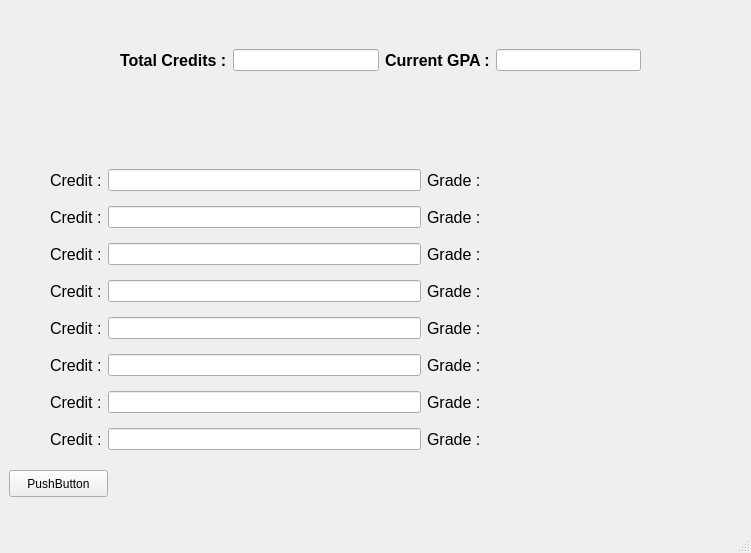
Old version of the form GUI/test_GUI.ui in the repository DijitalBeyin/schedule-manager.
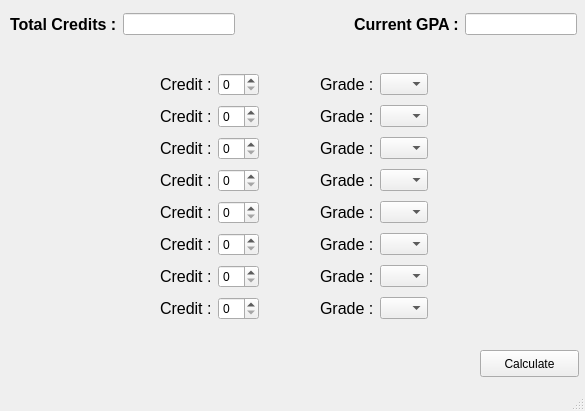
New version of the form. Icons and pictures are not drawn.

What changed in the file:
```diff
--- a/GUI/test_GUI.ui
+++ b/GUI/test_GUI.ui
@@ -6,8 +6,8 @@
    <rect>
     <x>0</x>
     <y>0</y>
-    <width>751</width>
-    <height>553</height>
+    <width>585</width>
+    <height>411</height>
    </rect>
   </property>
   <property name="windowTitle">
@@ -17,23 +17,23 @@
    <widget class="QPushButton" name="submitButton">
     <property name="geometry">
      <rect>
-      <x>9</x>
-      <y>470</y>
+      <x>480</x>
+      <y>350</y>
       <width>99</width>
       <height>27</height>
      </rect>
     </property>
     <property name="text">
-     <string>PushButton</string>
+     <string>Calculate</string>
     </property>
    </widget>
    <widget class="QWidget" name="horizontalLayoutWidget_2">
     <property name="geometry">
      <rect>
-      <x>120</x>
-      <y>20</y>
-      <width>521</width>
-      <height>80</height>
+      <x>10</x>
+      <y>10</y>
+      <width>567</width>
+      <height>29</height>
      </rect>
     </property>
     <layout class="QHBoxLayout" name="horizontalLayout_7">
@@ -54,6 +54,19 @@
      <item>
       <widget class="QLineEdit" name="lineEdit_total_credits"/>
      </item>
+     <item>
+      <spacer name="horizontalSpacer_9">
+       <property name="orientation">
+        <enum>Qt::Horizontal</enum>
+       </property>
+       <property name="sizeHint" stdset="0">
+        <size>
+         <width>40</width>
+         <height>20</height>
+        </size>
+       </property>
+      </spacer>
+     </item>
      <item>
       <widget class="QLabel" name="label_current_gpa">
        <property name="font">
@@ -76,10 +89,10 @@
    <widget class="QWidget" name="gridLayoutWidget">
     <property name="geometry">
      <rect>
-      <x>50</x>
-      <y>160</y>
-      <width>431</width>
-      <height>301</height>
+      <x>160</x>
+      <y>70</y>
+      <width>268</width>
+      <height>260</height>
      </rect>
     </property>
     <layout class="QGridLayout" name="gridLayout_2">
@@ -97,8 +110,126 @@
        </property>
       </widget>
      </item>
-     <item row="5" column="1">
-      <widget class="QLineEdit" name="lineEdit_6"/>
+     <item row="4" column="4">
+      <widget class="QComboBox" name="grade_5">
+       <property name="currentIndex">
+        <number>0</number>
+       </property>
+       <item>
+        <property name="text">
+         <string/>
+        </property>
+       </item>
+       <item>
+        <property name="text">
+         <string>AA</string>
+        </property>
+       </item>
+       <item>
+        <property name="text">
+         <string>BA</string>
+        </property>
+       </item>
+       <item>
+        <property name="text">
+         <string>BB</string>
+        </property>
+       </item>
+       <item>
+        <property name="text">
+         <string>CB</string>
+        </property>
+       </item>
+       <item>
+        <property name="text">
+         <string>CC</string>
+        </property>
+       </item>
+       <item>
+        <property name="text">
+         <string>DC</string>
+        </property>
+       </item>
+       <item>
+        <property name="text">
+         <string>DD</string>
+        </property>
+       </item>
+       <item>
+        <property name="text">
+         <string>FF</string>
+        </property>
+       </item>
+      </widget>
+     </item>
+     <item row="2" column="3">
+      <widget class="QLabel" name="label_grade_3">
+       <property name="font">
+        <font>
+         <pointsize>12</pointsize>
+         <weight>50</weight>
+         <bold>false</bold>
+        </font>
+       </property>
+       <property name="text">
+        <string>Grade :</string>
+       </property>
+      </widget>
+     </item>
+     <item row="3" column="4">
+      <widget class="QComboBox" name="grade_4">
+       <property name="currentIndex">
+        <number>0</number>
+       </property>
+       <item>
+        <property name="text">
+         <string/>
+        </property>
+       </item>
+       <item>
+        <property name="text">
+         <string>AA</string>
+        </property>
+       </item>
+       <item>
+        <property name="text">
+         <string>BA</string>
+        </property>
+       </item>
+       <item>
+        <property name="text">
+         <string>BB</string>
+        </property>
+       </item>
+       <item>
+        <property name="text">
+         <string>CB</string>
+        </property>
+       </item>
+       <item>
+        <property name="text">
+         <string>CC</string>
+        </property>
+       </item>
+       <item>
+        <property name="text">
+         <string>DC</string>
+        </property>
+       </item>
+       <item>
+        <property name="text">
+         <string>DD</string>
+        </property>
+       </item>
+       <item>
+        <property name="text">
+         <string>FF</string>
+        </property>
+       </item>
+      </widget>
+     </item>
+     <item row="1" column="1">
+      <widget class="QSpinBox" name="credit_2"/>
      </item>
      <item row="2" column="0">
       <widget class="QLabel" name="label_credit_3">
@@ -114,14 +245,129 @@
        </property>
       </widget>
      </item>
-     <item row="3" column="1">
-      <widget class="QLineEdit" name="lineEdit_4"/>
+     <item row="7" column="4">
+      <widget class="QComboBox" name="grade_8">
+       <property name="currentIndex">
+        <number>0</number>
+       </property>
+       <item>
+        <property name="text">
+         <string/>
+        </property>
+       </item>
+       <item>
+        <property name="text">
+         <string>AA</string>
+        </property>
+       </item>
+       <item>
+        <property name="text">
+         <string>BA</string>
+        </property>
+       </item>
+       <item>
+        <property name="text">
+         <string>BB</string>
+        </property>
+       </item>
+       <item>
+        <property name="text">
+         <string>CB</string>
+        </property>
+       </item>
+       <item>
+        <property name="text">
+         <string>CC</string>
+        </property>
+       </item>
+       <item>
+        <property name="text">
+         <string>DC</string>
+        </property>
+       </item>
+       <item>
+        <property name="text">
+         <string>DD</string>
+        </property>
+       </item>
+       <item>
+        <property name="text">
+         <string>FF</string>
+        </property>
+       </item>
+      </widget>
+     </item>
+     <item row="5" column="1">
+      <widget class="QSpinBox" name="credit_6"/>
+     </item>
+     <item row="1" column="3">
+      <widget class="QLabel" name="label_grade_2">
+       <property name="font">
+        <font>
+         <pointsize>12</pointsize>
+         <weight>50</weight>
+         <bold>false</bold>
+        </font>
+       </property>
+       <property name="text">
+        <string>Grade :</string>
+       </property>
+      </widget>
      </item>
      <item row="0" column="1">
-      <widget class="QLineEdit" name="lineEdit_1"/>
+      <widget class="QSpinBox" name="credit_1"/>
      </item>
-     <item row="4" column="1">
-      <widget class="QLineEdit" name="lineEdit_5"/>
+     <item row="6" column="4">
+      <widget class="QComboBox" name="grade_7">
+       <property name="currentIndex">
+        <number>0</number>
+       </property>
+       <item>
+        <property name="text">
+         <string/>
+        </property>
+       </item>
+       <item>
+        <property name="text">
+         <string>AA</string>
+        </property>
+       </item>
+       <item>
+        <property name="text">
+         <string>BA</string>
+        </property>
+       </item>
+       <item>
+        <property name="text">
+         <string>BB</string>
+        </property>
+       </item>
+       <item>
+        <property name="text">
+         <string>CB</string>
+        </property>
+       </item>
+       <item>
+        <property name="text">
+         <string>CC</string>
+        </property>
+       </item>
+       <item>
+        <property name="text">
+         <string>DC</string>
+        </property>
+       </item>
+       <item>
+        <property name="text">
+         <string>DD</string>
+        </property>
+       </item>
+       <item>
+        <property name="text">
+         <string>FF</string>
+        </property>
+       </item>
+      </widget>
      </item>
      <item row="7" column="0">
       <widget class="QLabel" name="label_credit_8">
@@ -137,17 +383,168 @@
        </property>
       </widget>
      </item>
-     <item row="2" column="1">
-      <widget class="QLineEdit" name="lineEdit_3"/>
+     <item row="2" column="4">
+      <widget class="QComboBox" name="grade_3">
+       <property name="currentIndex">
+        <number>0</number>
+       </property>
+       <item>
+        <property name="text">
+         <string/>
+        </property>
+       </item>
+       <item>
+        <property name="text">
+         <string>AA</string>
+        </property>
+       </item>
+       <item>
+        <property name="text">
+         <string>BA</string>
+        </property>
+       </item>
+       <item>
+        <property name="text">
+         <string>BB</string>
+        </property>
+       </item>
+       <item>
+        <property name="text">
+         <string>CB</string>
+        </property>
+       </item>
+       <item>
+        <property name="text">
+         <string>CC</string>
+        </property>
+       </item>
+       <item>
+        <property name="text">
+         <string>DC</string>
+        </property>
+       </item>
+       <item>
+        <property name="text">
+         <string>DD</string>
+        </property>
+       </item>
+       <item>
+        <property name="text">
+         <string>FF</string>
+        </property>
+       </item>
+      </widget>
      </item>
-     <item row="1" column="1">
-      <widget class="QLineEdit" name="lineEdit_2"/>
+     <item row="4" column="3">
+      <widget class="QLabel" name="label_grade_5">
+       <property name="font">
+        <font>
+         <pointsize>12</pointsize>
+         <weight>50</weight>
+         <bold>false</bold>
+        </font>
+       </property>
+       <property name="text">
+        <string>Grade :</string>
+       </property>
+      </widget>
      </item>
-     <item row="7" column="1">
-      <widget class="QLineEdit" name="lineEdit_8"/>
+     <item row="0" column="3">
+      <widget class="QLabel" name="label_grade_01">
+       <property name="font">
+        <font>
+         <pointsize>12</pointsize>
+         <weight>50</weight>
+         <bold>false</bold>
+        </font>
+       </property>
+       <property name="text">
+        <string>Grade :</string>
+       </property>
+      </widget>
      </item>
-     <item row="6" column="1">
-      <widget class="QLineEdit" name="lineEdit_7"/>
+     <item row="3" column="3">
+      <widget class="QLabel" name="label_grade_4">
+       <property name="font">
+        <font>
+         <pointsize>12</pointsize>
+         <weight>50</weight>
+         <bold>false</bold>
+        </font>
+       </property>
+       <property name="text">
+        <string>Grade :</string>
+       </property>
+      </widget>
+     </item>
+     <item row="7" column="3">
+      <widget class="QLabel" name="label_grade_8">
+       <property name="font">
+        <font>
+         <pointsize>12</pointsize>
+         <weight>50</weight>
+         <bold>false</bold>
+        </font>
+       </property>
+       <property name="text">
+        <string>Grade :</string>
+       </property>
+      </widget>
+     </item>
+     <item row="0" column="4">
+      <widget class="QComboBox" name="grade_1">
+       <property name="currentIndex">
+        <number>0</number>
+       </property>
+       <item>
+        <property name="text">
+         <string/>
+        </property>
+       </item>
+       <item>
+        <property name="text">
+         <string>AA</string>
+        </property>
+       </item>
+       <item>
+        <property name="text">
+         <string>BA</string>
+        </property>
+       </item>
+       <item>
+        <property name="text">
+         <string>BB</string>
+        </property>
+       </item>
+       <item>
+        <property name="text">
+         <string>CB</string>
+        </property>
+       </item>
+       <item>
+        <property name="text">
+         <string>CC</string>
+        </property>
+       </item>
+       <item>
+        <property name="text">
+         <string>DC</string>
+        </property>
+       </item>
+       <item>
+        <property name="text">
+         <string>DD</string>
+        </property>
+       </item>
+       <item>
+        <property name="text">
+         <string>FF</string>
+        </property>
+       </item>
+      </widget>
+     </item>
+     <item row="3" column="1">
+      <widget class="QSpinBox" name="credit_4"/>
      </item>
      <item row="4" column="0">
       <widget class="QLabel" name="label_credit_5">
@@ -205,6 +602,58 @@
        </property>
       </widget>
      </item>
+     <item row="1" column="4">
+      <widget class="QComboBox" name="grade_2">
+       <property name="currentIndex">
+        <number>0</number>
+       </property>
+       <item>
+        <property name="text">
+         <string/>
+        </property>
+       </item>
+       <item>
+        <property name="text">
+         <string>AA</string>
+        </property>
+       </item>
+       <item>
+        <property name="text">
+         <string>BA</string>
+        </property>
+       </item>
+       <item>
+        <property name="text">
+         <string>BB</string>
+        </property>
+       </item>
+       <item>
+        <property name="text">
+         <string>CB</string>
+        </property>
+       </item>
+       <item>
+        <property name="text">
+         <string>CC</string>
+        </property>
+       </item>
+       <item>
+        <property name="text">
+         <string>DC</string>
+        </property>
+       </item>
+       <item>
+        <property name="text">
+         <string>DD</string>
+        </property>
+       </item>
+       <item>
+        <property name="text">
+         <string>FF</string>
+        </property>
+       </item>
+      </widget>
+     </item>
      <item row="5" column="0">
       <widget class="QLabel" name="label_credit_6">
        <property name="font">
@@ -219,117 +668,201 @@
        </property>
       </widget>
      </item>
+     <item row="7" column="1">
+      <widget class="QSpinBox" name="credit_8"/>
+     </item>
+     <item row="6" column="1">
+      <widget class="QSpinBox" name="credit_7"/>
+     </item>
+     <item row="5" column="3">
+      <widget class="QLabel" name="label_grade_6">
+       <property name="font">
+        <font>
+         <pointsize>12</pointsize>
+         <weight>50</weight>
+         <bold>false</bold>
+        </font>
+       </property>
+       <property name="text">
+        <string>Grade :</string>
+       </property>
+      </widget>
+     </item>
+     <item row="4" column="1">
+      <widget class="QSpinBox" name="credit_5"/>
+     </item>
+     <item row="5" column="4">
+      <widget class="QComboBox" name="grade_6">
+       <property name="currentIndex">
+        <number>0</number>
+       </property>
+       <item>
+        <property name="text">
+         <string/>
+        </property>
+       </item>
+       <item>
+        <property name="text">
+         <string>AA</string>
+        </property>
+       </item>
+       <item>
+        <property name="text">
+         <string>BA</string>
+        </property>
+       </item>
+       <item>
+        <property name="text">
+         <string>BB</string>
+        </property>
+       </item>
+       <item>
+        <property name="text">
+         <string>CB</string>
+        </property>
+       </item>
+       <item>
+        <property name="text">
+         <string>CC</string>
+        </property>
+       </item>
+       <item>
+        <property name="text">
+         <string>DC</string>
+        </property>
+       </item>
+       <item>
+        <property name="text">
+         <string>DD</string>
+        </property>
+       </item>
+       <item>
+        <property name="text">
+         <string>FF</string>
+        </property>
+       </item>
+      </widget>
+     </item>
+     <item row="2" column="1">
+      <widget class="QSpinBox" name="credit_3"/>
+     </item>
+     <item row="6" column="3">
+      <widget class="QLabel" name="label_grade_7">
+       <property name="font">
+        <font>
+         <pointsize>12</pointsize>
+         <weight>50</weight>
+         <bold>false</bold>
+        </font>
+       </property>
+       <property name="text">
+        <string>Grade :</string>
+       </property>
+      </widget>
+     </item>
      <item row="0" column="2">
-      <widget class="QLabel" name="label_grade_01">
-       <property name="font">
-        <font>
-         <pointsize>12</pointsize>
-         <weight>50</weight>
-         <bold>false</bold>
-        </font>
+      <spacer name="horizontalSpacer">
+       <property name="orientation">
+        <enum>Qt::Horizontal</enum>
        </property>
-       <property name="text">
-        <string>Grade :</string>
+       <property name="sizeHint" stdset="0">
+        <size>
+         <width>40</width>
+         <height>20</height>
+        </size>
        </property>
-      </widget>
+      </spacer>
      </item>
      <item row="1" column="2">
-      <widget class="QLabel" name="label_grade_2">
-       <property name="font">
-        <font>
-         <pointsize>12</pointsize>
-         <weight>50</weight>
-         <bold>false</bold>
-        </font>
+      <spacer name="horizontalSpacer_2">
+       <property name="orientation">
+        <enum>Qt::Horizontal</enum>
        </property>
-       <property name="text">
-        <string>Grade :</string>
+       <property name="sizeHint" stdset="0">
+        <size>
+         <width>40</width>
+         <height>20</height>
+        </size>
        </property>
-      </widget>
+      </spacer>
      </item>
      <item row="2" column="2">
-      <widget class="QLabel" name="label_grade_3">
-       <property name="font">
-        <font>
-         <pointsize>12</pointsize>
-         <weight>50</weight>
-         <bold>false</bold>
-        </font>
+      <spacer name="horizontalSpacer_3">
+       <property name="orientation">
+        <enum>Qt::Horizontal</enum>
        </property>
-       <property name="text">
-        <string>Grade :</string>
+       <property name="sizeHint" stdset="0">
+        <size>
+         <width>40</width>
+         <height>20</height>
+        </size>
        </property>
-      </widget>
+      </spacer>
      </item>
      <item row="3" column="2">
-      <widget class="QLabel" name="label_grade_4">
-       <property name="font">
-        <font>
-         <pointsize>12</pointsize>
-         <weight>50</weight>
-         <bold>false</bold>
-        </font>
+      <spacer name="horizontalSpacer_4">
+       <property name="orientation">
+        <enum>Qt::Horizontal</enum>
        </property>
-       <property name="text">
-        <string>Grade :</string>
+       <property name="sizeHint" stdset="0">
+        <size>
+         <width>40</width>
+         <height>20</height>
+        </size>
        </property>
-      </widget>
+      </spacer>
      </item>
      <item row="4" column="2">
-      <widget class="QLabel" name="label_grade_5">
-       <property name="font">
-        <font>
-         <pointsize>12</pointsize>
-         <weight>50</weight>
-         <bold>false</bold>
-        </font>
+      <spacer name="horizontalSpacer_5">
+       <property name="orientation">
+        <enum>Qt::Horizontal</enum>
        </property>
-       <property name="text">
-        <string>Grade :</string>
+       <property name="sizeHint" stdset="0">
+        <size>
+         <width>40</width>
+         <height>20</height>
+        </size>
        </property>
-      </widget>
+      </spacer>
      </item>
      <item row="5" column="2">
-      <widget class="QLabel" name="label_grade_6">
-       <property name="font">
-        <font>
-         <pointsize>12</pointsize>
-         <weight>50</weight>
-         <bold>false</bold>
-        </font>
+      <spacer name="horizontalSpacer_6">
+       <property name="orientation">
+        <enum>Qt::Horizontal</enum>
        </property>
-       <property name="text">
-        <string>Grade :</string>
+       <property name="sizeHint" stdset="0">
+        <size>
+         <width>40</width>
+         <height>20</height>
+        </size>
        </property>
-      </widget>
+      </spacer>
      </item>
      <item row="6" column="2">
-      <widget class="QLabel" name="label_grade_7">
-       <property name="font">
-        <font>
-         <pointsize>12</pointsize>
-         <weight>50</weight>
-         <bold>false</bold>
-        </font>
+      <spacer name="horizontalSpacer_7">
+       <property name="orientation">
+        <enum>Qt::Horizontal</enum>
        </property>
-       <property name="text">
-        <string>Grade :</string>
+       <property name="sizeHint" stdset="0">
+        <size>
+         <width>40</width>
+         <height>20</height>
+        </size>
        </property>
-      </widget>
+      </spacer>
      </item>
      <item row="7" column="2">
-      <widget class="QLabel" name="label_grade_8">
-       <property name="font">
-        <font>
-         <pointsize>12</pointsize>
-         <weight>50</weight>
-         <bold>false</bold>
-        </font>
+      <spacer name="horizontalSpacer_8">
+       <property name="orientation">
+        <enum>Qt::Horizontal</enum>
        </property>
-       <property name="text">
-        <string>Grade :</string>
+       <property name="sizeHint" stdset="0">
+        <size>
+         <width>40</width>
+         <height>20</height>
+        </size>
        </property>
-      </widget>
+      </spacer>
      </item>
     </layout>
    </widget>
```
Left out of the diff: 29 changed lines with no effect on the pictures.
